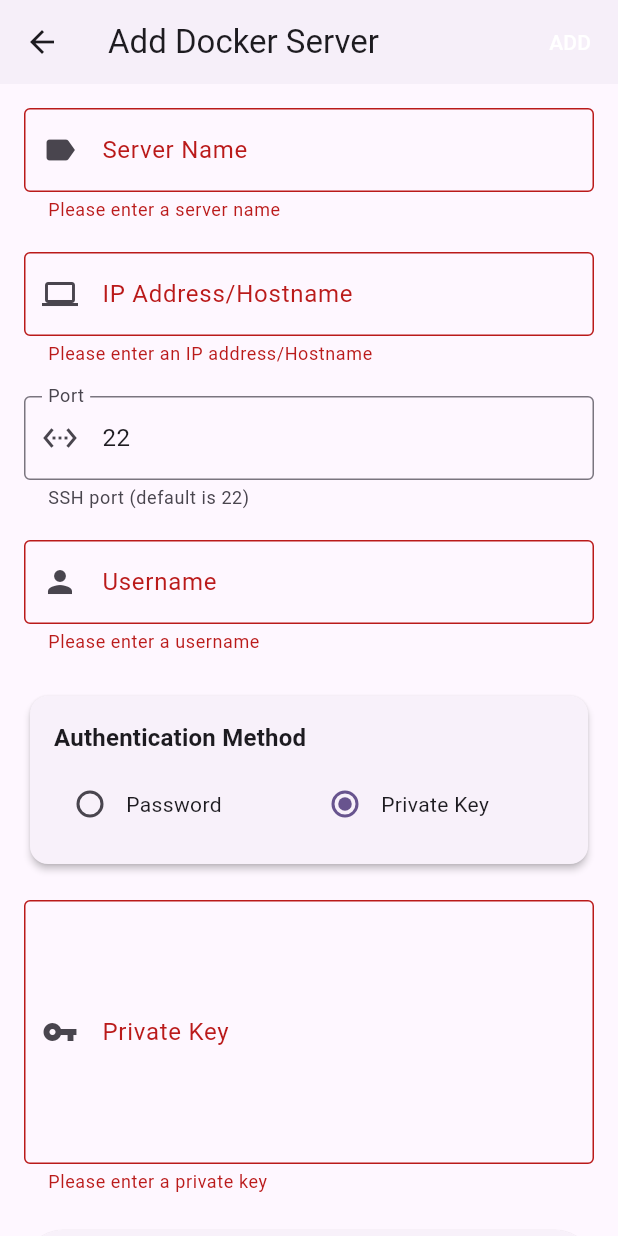
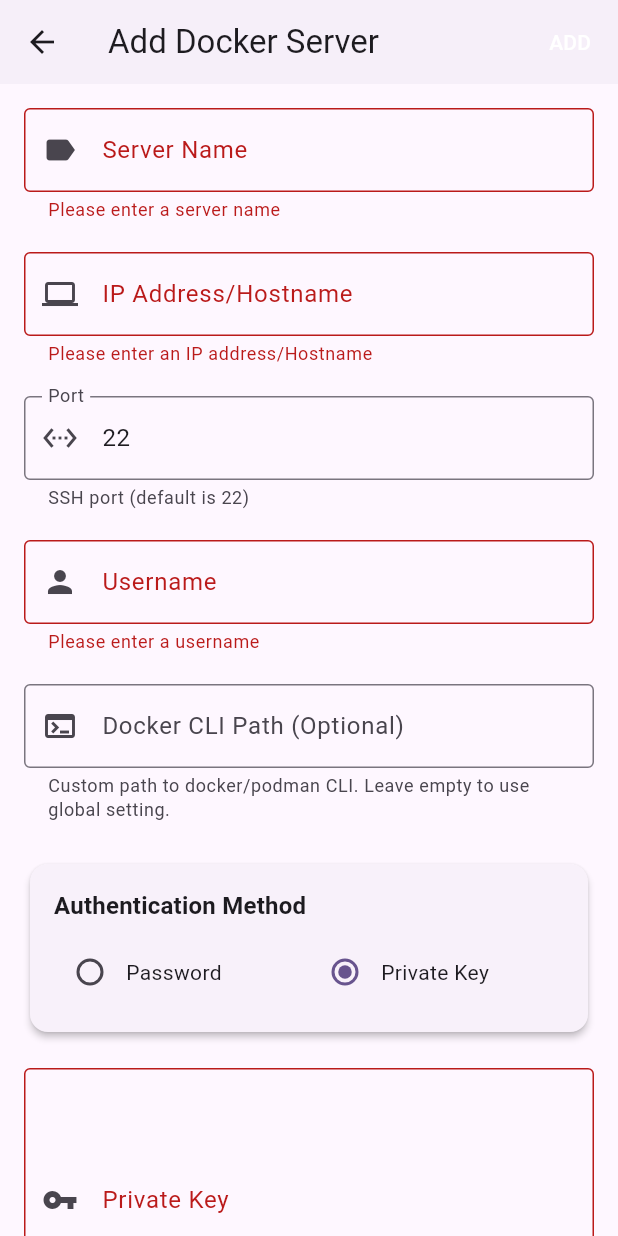
Before and after one commit to theSoberSobber/Docker-Manager, a Flutter app: the AddServerScreen screen opened directly, after a tap on "Private Key", after a tap on "ADD", on a phone screen of 412 x 824 dp. Run offline on Flutter 3.47's test engine with Material 3 defaults, Android fonts, the phone set to English and light mode, and no system bars; our stand-ins replace easy_localization, shared_preferences; missing offline and left inert: dartssh2; accounts and stored records are empty.

Commit message:
docker path per server

```diff
--- a/assets/i18n/en-US.json
+++ b/assets/i18n/en-US.json
@@ -101,6 +101,9 @@
     "username": "Username",
     "username_hint": "root",
     "username_helper": "SSH username for authentication",
+    "docker_cli_path": "Docker CLI Path (Optional)",
+    "docker_cli_path_hint": "docker or podman or /usr/local/bin/docker",
+    "docker_cli_path_helper": "Custom path to docker/podman CLI. Leave empty to use global setting.",
     "password_helper": "Enter your SSH password (leave empty if using key-based auth)",
     "private_key_hint": "Paste your private key here...",
     "private_key_helper": "Paste your SSH private key (leave empty if using password)",
--- a/assets/i18n/es.json
+++ b/assets/i18n/es.json
@@ -101,7 +101,10 @@
     "username": "Nombre de Usuario",
     "username_hint": "root",
     "username_helper": "Nombre de usuario SSH para autenticación",
-    "password_helper": "Ingrese su contraseña SSH (déjelo vacío si usa autenticación basada en clave)",
+    "docker_cli_path": "Ruta CLI de Docker (Opcional)",
+    "docker_cli_path_hint": "docker o podman o /usr/local/bin/docker",
+    "docker_cli_path_helper": "Ruta personalizada al CLI de docker/podman. Dejar vacío para usar la configuración global.",
+    "password_helper": "Ingrese su contraseña SSH (dejar vacío si usa autenticación basada en clave)",
     "private_key_hint": "Pegue su clave privada aquí...",
     "private_key_helper": "Pegue su clave privada SSH (déjelo vacío si usa contraseña)",
     "auth_method": "Método de Autenticación",
--- a/lib/domain/models/server.dart
+++ b/lib/domain/models/server.dart
@@ -6,6 +6,7 @@
   final String username;
   final String? password;
   final String? privateKey;
+  final String? dockerCliPath; // Optional: if null, uses global setting
 
   Server({
     required this.id,
@@ -15,6 +16,7 @@
     required this.username,
     this.password,
     this.privateKey,
+    this.dockerCliPath,
   });
 
   // Convert Server to JSON
@@ -27,6 +29,7 @@
       'username': username,
       'password': password,
       'privateKey': privateKey,
+      'dockerCliPath': dockerCliPath,
     };
   }
 
@@ -40,6 +43,7 @@
       username: json['username'] as String,
       password: json['password'] as String?,
       privateKey: json['privateKey'] as String?,
+      dockerCliPath: json['dockerCliPath'] as String?,
     );
   }
 
@@ -52,6 +56,7 @@
     String? username,
     String? password,
     String? privateKey,
+    String? dockerCliPath,
   }) {
     return Server(
       id: id ?? this.id,
@@ -61,6 +66,7 @@
       username: username ?? this.username,
       password: password ?? this.password,
       privateKey: privateKey ?? this.privateKey,
+      dockerCliPath: dockerCliPath ?? this.dockerCliPath,
     );
   }
 
--- a/lib/presentation/screens/add_server_screen.dart
+++ b/lib/presentation/screens/add_server_screen.dart
@@ -20,6 +20,7 @@
   final _usernameController = TextEditingController();
   final _passwordController = TextEditingController();
   final _privateKeyController = TextEditingController();
+  final _dockerCliPathController = TextEditingController();
   final SSHConnectionService _sshService = SSHConnectionService();
   bool _usePassword = true;
   bool _isTesting = false;
@@ -42,6 +43,10 @@
     _portController.text = server.port.toString();
     _usernameController.text = server.username;
 
+    if (server.dockerCliPath != null && server.dockerCliPath!.isNotEmpty) {
+      _dockerCliPathController.text = server.dockerCliPath!;
+    }
+
     if (server.password != null && server.password!.isNotEmpty) {
       _usePassword = true;
       _passwordController.text = server.password!;
@@ -59,6 +64,7 @@
     _usernameController.dispose();
     _passwordController.dispose();
     _privateKeyController.dispose();
+    _dockerCliPathController.dispose();
     super.dispose();
   }
 
@@ -75,6 +81,9 @@
             : null,
         privateKey: !_usePassword && _privateKeyController.text.trim().isNotEmpty
             ? _privateKeyController.text.trim()
+            : null,
+        dockerCliPath: _dockerCliPathController.text.trim().isNotEmpty
+            ? _dockerCliPathController.text.trim()
             : null,
       );
       Navigator.of(context).pop(server);
@@ -250,6 +259,18 @@
                 }
                 return null;
               },
+            ),
+            const SizedBox(height: 20),
+            TextFormField(
+              controller: _dockerCliPathController,
+              decoration: InputDecoration(
+                labelText: 'servers.docker_cli_path'.tr(),
+                hintText: 'servers.docker_cli_path_hint'.tr(),
+                border: const OutlineInputBorder(),
+                prefixIcon: const Icon(Icons.terminal),
+                helperText: 'servers.docker_cli_path_helper'.tr(),
+                helperMaxLines: 2,
+              ),
             ),
             const SizedBox(height: 24),
             Card(
```
Also changed, not shown: lib/data/repositories/docker_repository_impl.dart (+9 -1 lines).
